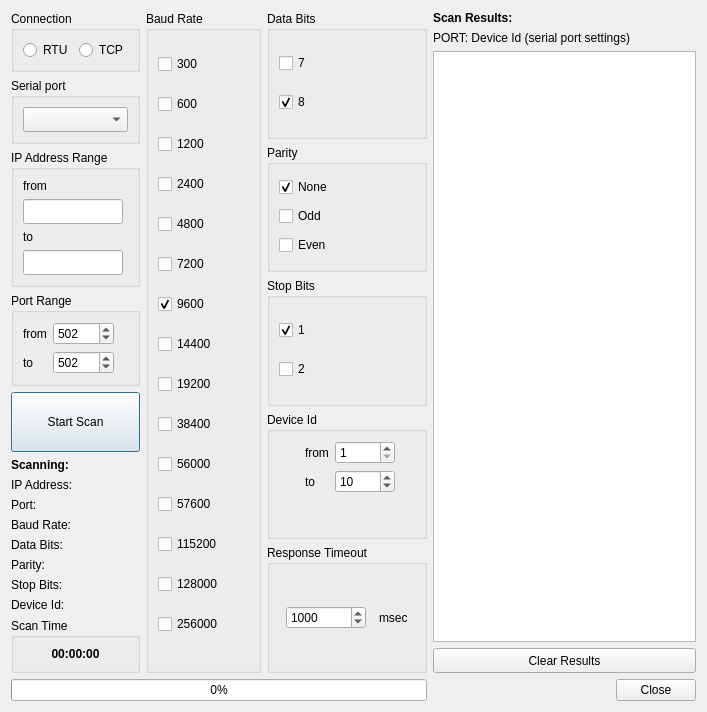
The window that omodscan/dialogs/dialogmodbusscanner.ui (sanny32/OpenModScan) describes before a commit, drawn with Qt 5.
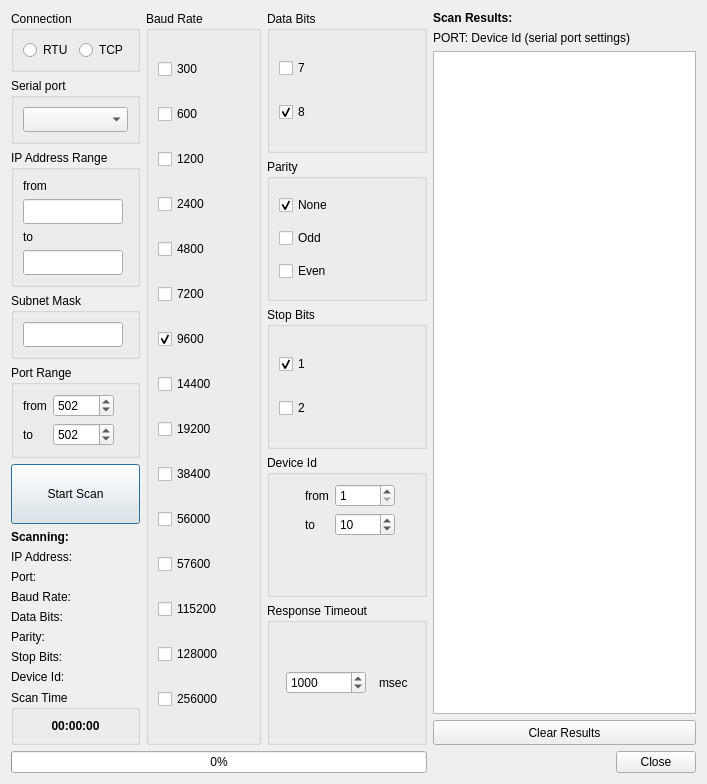
The same window after the commit.

```diff
--- a/omodscan/dialogs/dialogmodbusscanner.ui
+++ b/omodscan/dialogs/dialogmodbusscanner.ui
@@ -7,7 +7,7 @@
     <x>0</x>
     <y>0</y>
     <width>707</width>
-    <height>681</height>
+    <height>775</height>
    </rect>
   </property>
   <property name="windowTitle">
@@ -266,6 +266,37 @@
          </layout>
         </widget>
        </item>
+       <item>
+        <widget class="QGroupBox" name="groupBoxSubnetMask">
+         <property name="title">
+          <string>Subnet Mask</string>
+         </property>
+         <layout class="QVBoxLayout" name="verticalLayout_13">
+          <item>
+           <widget class="QLineEdit" name="lineEditSubnetMask">
+            <property name="sizePolicy">
+             <sizepolicy hsizetype="Fixed" vsizetype="Fixed">
+              <horstretch>0</horstretch>
+              <verstretch>0</verstretch>
+             </sizepolicy>
+            </property>
+            <property name="minimumSize">
+             <size>
+              <width>100</width>
+              <height>25</height>
+             </size>
+            </property>
+            <property name="maximumSize">
+             <size>
+              <width>100</width>
+              <height>16777215</height>
+             </size>
+            </property>
+           </widget>
+          </item>
+         </layout>
+        </widget>
+       </item>
        <item>
         <widget class="QGroupBox" name="groupBoxPortRange">
          <property name="title">
```
